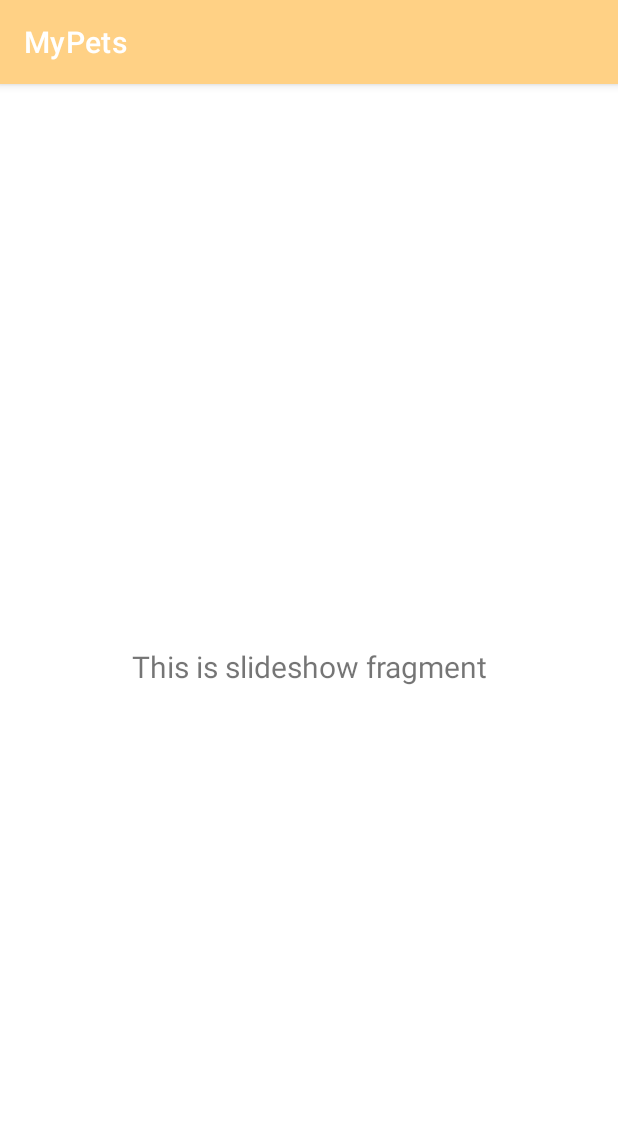
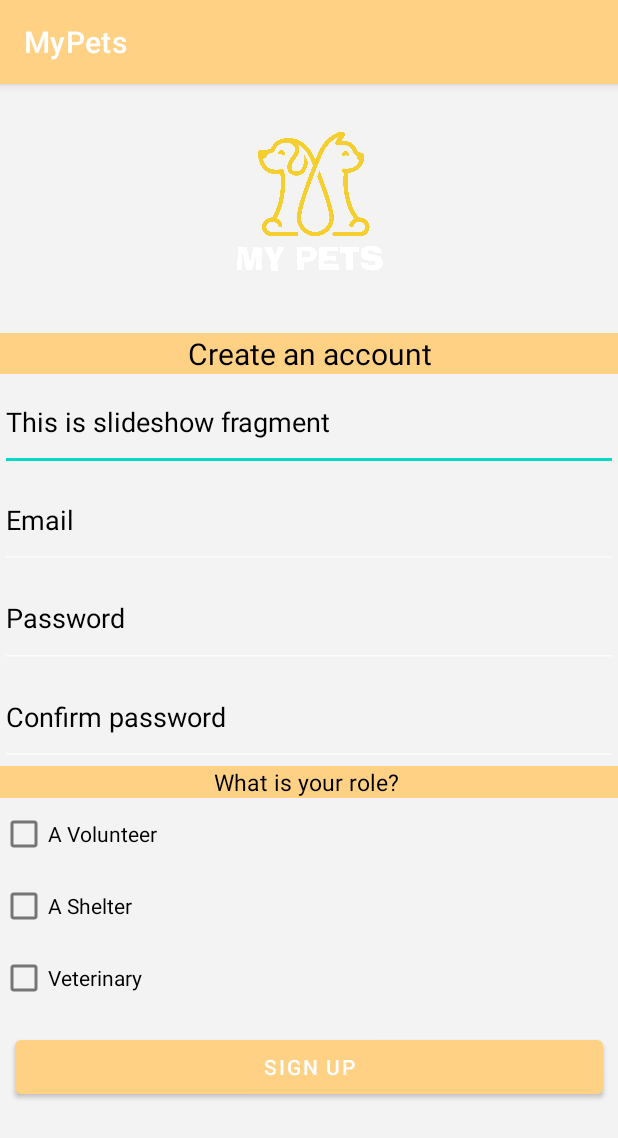
Before and after one commit to oussamaMaaroufi/MyPetxxxxxx, an Android app: the fragment SlideshowFragment shown on its own in the app's theme, on a phone screen of 412 x 824 dp. Shown: the top 1138 px of the screen. Run offline under Robolectric (Android 15) with nearby library versions, the phone set to English and light mode, and no system bars.

Commit message:
add master

```diff
--- a/app/src/main/java/com/esprit/mypets/ui/home/HomeFragment.java
+++ b/app/src/main/java/com/esprit/mypets/ui/home/HomeFragment.java
@@ -23,7 +23,7 @@ public class HomeFragment extends Fragment {
         homeViewModel =
                 new ViewModelProvider(this).get(HomeViewModel.class);
         View root = inflater.inflate(R.layout.fragment_home, container, false);
-        final TextView textView = root.findViewById(R.id.text_home);
+        final TextView textView = root.findViewById(R.id.textView3);
         homeViewModel.getText().observe(getViewLifecycleOwner(), new Observer<String>() {
             @Override
             public void onChanged(@Nullable String s) {
--- a/app/src/main/java/com/esprit/mypets/ui/slideshow/SlideshowFragment.java
+++ b/app/src/main/java/com/esprit/mypets/ui/slideshow/SlideshowFragment.java
@@ -4,6 +4,7 @@ import android.os.Bundle;
 import android.view.LayoutInflater;
 import android.view.View;
 import android.view.ViewGroup;
+import android.widget.EditText;
 import android.widget.TextView;
 
 import androidx.annotation.NonNull;
@@ -23,11 +24,11 @@ public class SlideshowFragment extends Fragment {
         slideshowViewModel =
                 new ViewModelProvider(this).get(SlideshowViewModel.class);
         View root = inflater.inflate(R.layout.fragment_slideshow, container, false);
-        final TextView textView = root.findViewById(R.id.text_slideshow);
+        final EditText editTextTextPersonName = root.findViewById(R.id.editTextTextPersonName);
         slideshowViewModel.getText().observe(getViewLifecycleOwner(), new Observer<String>() {
             @Override
             public void onChanged(@Nullable String s) {
-                textView.setText(s);
+                editTextTextPersonName.setText(s);
             }
         });
         return root;
--- a/app/src/main/res/layout/fragment_gallery.xml
+++ b/app/src/main/res/layout/fragment_gallery.xml
@@ -14,6 +14,7 @@
         android:layout_marginTop="8dp"
         android:layout_marginEnd="8dp"
         android:textAlignment="center"
+        android:gravity="center"
         android:textSize="20sp"
         app:layout_constraintBottom_toBottomOf="parent"
         app:layout_constraintEnd_toEndOf="parent"
--- a/app/src/main/res/layout/fragment_slideshow.xml
+++ b/app/src/main/res/layout/fragment_slideshow.xml
@@ -1,22 +1,124 @@
 <?xml version="1.0" encoding="utf-8"?>
-<androidx.constraintlayout.widget.ConstraintLayout xmlns:android="http://schemas.android.com/apk/res/android"
+<LinearLayout xmlns:android="http://schemas.android.com/apk/res/android"
     xmlns:app="http://schemas.android.com/apk/res-auto"
-    xmlns:tools="http://schemas.android.com/tools"
     android:layout_width="match_parent"
     android:layout_height="match_parent"
-    tools:context=".ui.slideshow.SlideshowFragment">
+    android:background="#F3F3F3"
+    android:orientation="vertical"
+    android:theme="@style/ThemeOverlay.AppCompat.Dark">
+
+    <ImageView
+        android:id="@+id/imageView"
+        android:layout_width="wrap_content"
+        android:layout_height="166dp"
+        android:contentDescription="@string/nav_header_desc"
+        android:paddingTop="@dimen/nav_header_vertical_spacing"
+        app:srcCompat="@drawable/logo" />
+<TextView
+    android:layout_width="match_parent"
+    android:layout_height="wrap_content"
+    android:text="Create an account"
+    android:background="@color/buttonColor"
+    android:textAlignment="center"
+    android:layout_gravity="center"
+    android:textColor="@color/black"
+    android:textSize="20dp">
+
+</TextView>
+
+    <LinearLayout
+        android:layout_width="wrap_content"
+        android:layout_height="261dp"
+        android:orientation="vertical">
+
+        <EditText
+            android:id="@+id/editTextTextPersonName"
+            android:layout_width="match_parent"
+            android:layout_height="wrap_content"
+            android:layout_weight="1"
+            android:ems="20"
+            android:inputType="textPersonName"
+            android:text="Username "
+            android:textColor="@color/black" />
+
+        <EditText
+            android:id="@+id/editTextTextPersonName2"
+            android:layout_width="match_parent"
+            android:layout_height="wrap_content"
+            android:layout_weight="1"
+            android:ems="20"
+            android:inputType="textPersonName"
+            android:text="Email "
+            android:textColor="@color/black" />
+
+
+        <EditText
+            android:id="@+id/editTextTextPersonName1"
+            android:layout_width="match_parent"
+            android:layout_height="66dp"
+            android:ems="20"
+            android:inputType="textPersonName"
+            android:text="Password"
+            android:textColor="@color/black" />
+
+        <EditText
+            android:id="@+id/editTextTextPersonName3"
+            android:layout_width="match_parent"
+            android:layout_height="wrap_content"
+            android:layout_weight="1"
+            android:ems="20"
+            android:inputType="textPersonName"
+            android:text="Confirm password "
+            android:textColor="@color/black" />
+
+
+
+    </LinearLayout>
+
 
     <TextView
-        android:id="@+id/text_slideshow"
         android:layout_width="match_parent"
         android:layout_height="wrap_content"
-        android:layout_marginStart="8dp"
-        android:layout_marginTop="8dp"
-        android:layout_marginEnd="8dp"
-        android:textAlignment="center"
-        android:textSize="20sp"
-        app:layout_constraintBottom_toBottomOf="parent"
-        app:layout_constraintEnd_toEndOf="parent"
-        app:layout_constraintStart_toStartOf="parent"
-        app:layout_constraintTop_toTopOf="parent" />
-</androidx.constraintlayout.widget.ConstraintLayout>
+        android:text="What is your role? "
+        android:background="@color/buttonColor"
+        android:textColor="@color/black"
+        android:gravity="center"
+        android:layout_gravity="center"
+        android:textSize="15dp">
+
+    </TextView>
+
+    <LinearLayout
+        android:layout_width="match_parent"
+        android:layout_height="145dp"
+        android:orientation="vertical">
+
+        <CheckBox
+            android:id="@+id/checkBox4"
+            android:layout_width="match_parent"
+            android:layout_height="wrap_content"
+            android:text="A Volunteer"
+            android:textColor="@color/black"/>
+
+        <CheckBox
+            android:id="@+id/checkBox3"
+            android:layout_width="match_parent"
+            android:layout_height="wrap_content"
+            android:text="A Shelter"
+            android:textColor="@color/black"/>
+
+        <CheckBox
+            android:id="@+id/checkBox2"
+            android:layout_width="match_parent"
+            android:layout_height="wrap_content"
+            android:text="Veterinary"
+            android:textColor="@color/black"/>
+    </LinearLayout>
+
+    <Button
+        android:layout_width="match_parent"
+        android:layout_height="wrap_content"
+        android:layout_margin="10dp"
+        android:gravity="center"
+        android:text="Sign Up" />
+</LinearLayout>
```
Also changed, not shown: app/src/main/java/com/esprit/mypets/MainActivity.java (+6 -18 lines), app/src/main/res/layout/fragment_home.xml (+68 -15 lines), app/src/main/res/layout/nav_header_main.xml (+12 -11 lines).
